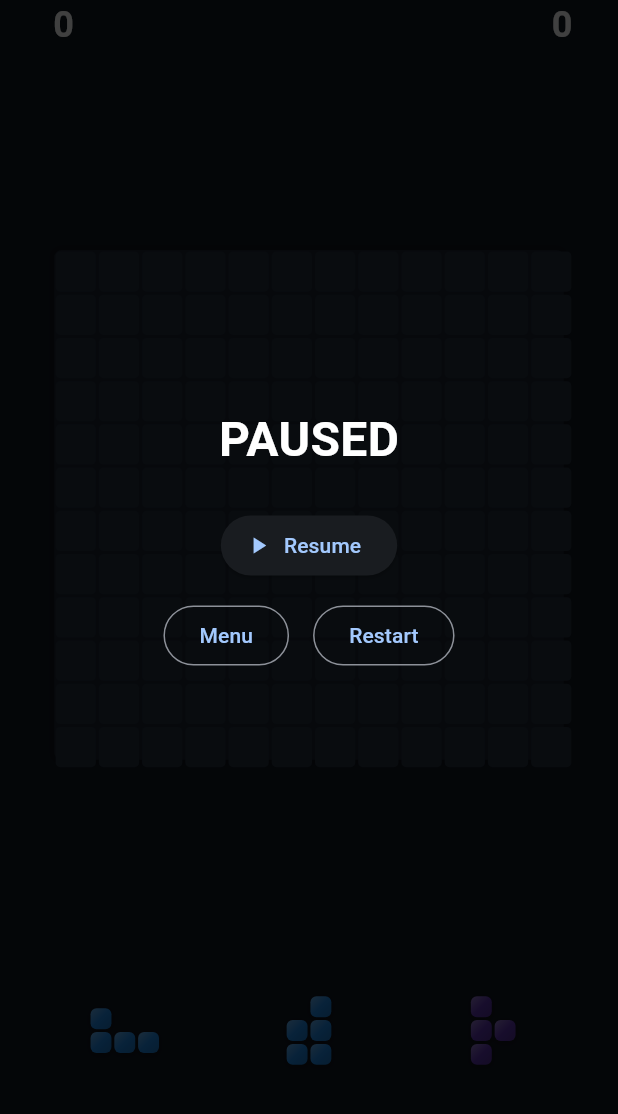
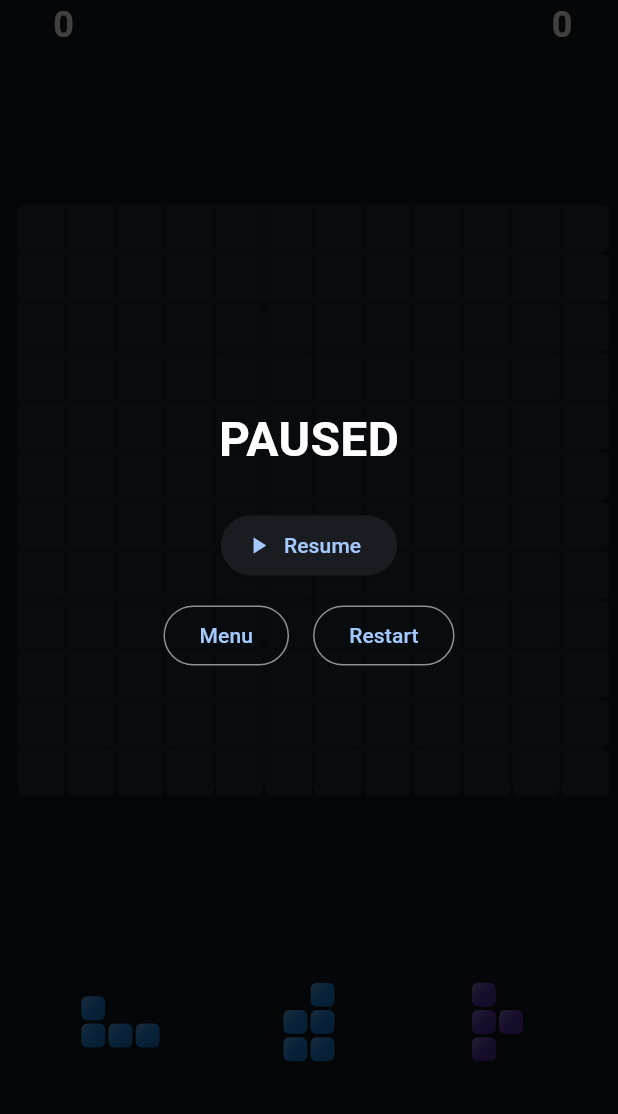
Before and after one commit to nttqn/block-puzzle-app, a Flutter app: the GameScreen screen opened directly, after a tap on the "pause" icon, on a phone screen of 412 x 824 dp, the part 122-1236 px from its top. Run offline on Flutter 3.47's test engine with Material 3 defaults, Android fonts, the phone set to English and light mode, and no system bars; our stand-ins replace google_mobile_ads, shared_preferences; accounts and stored records are empty; network calls fail.

Commit message:
Enlarge the board to fill more of the screen on tall phones
The board's size cap (62% of the available vertical space) was
overly conservative, leaving large empty gaps above/below it on
tall phone screens (reported with a real-device screenshot).
Raised to 96% and trimmed the surrounding padding.

```diff
--- a/lib/screens/game_screen.dart
+++ b/lib/screens/game_screen.dart
@@ -105,12 +105,16 @@ class _GameScreenState extends State<GameScreen> {
                   Expanded(
                     child: Center(
                       child: Padding(
-                        padding: const EdgeInsets.all(16),
+                        padding: const EdgeInsets.all(8),
                         child: LayoutBuilder(
                           builder: (context, constraints) {
-                            final boardExtent = constraints.maxWidth < constraints.maxHeight * 0.62
+                            // Fill nearly all of the space Expanded actually
+                            // gives this area (only a small margin, not an
+                            // arbitrary shrink) so the board doesn't float
+                            // in a sea of empty space on tall phone screens.
+                            final boardExtent = constraints.maxWidth < constraints.maxHeight * 0.96
                                 ? constraints.maxWidth
-                                : constraints.maxHeight * 0.62;
+                                : constraints.maxHeight * 0.96;
                             _reportBoardCellSize(boardExtent / GameEngine.boardSize);
                             return SizedBox(
                               width: boardExtent,
```
Also changed, not shown: 5 other files.
